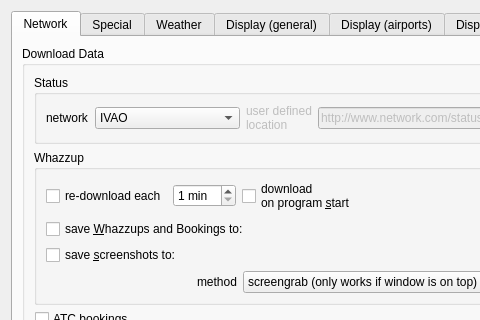
Above: src/PreferencesDialog.ui from qutescoop/qutescoop before the change; both pictures show x 0 to 480 and y 0 to 320 of the 1007 by 719 pixel window. Below: the same form after it.
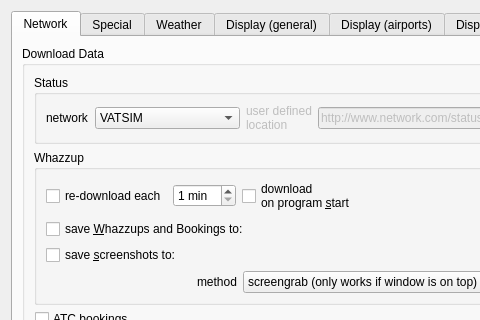
That is the form after the change. Icons and pictures are not drawn.

Commit message:
[!!!][FEATURE] Add new VATSIM Format, drop IVAO support (#28)
Kudos and thanks to @Luca0208!

Fixes #25

* Adjust pilots + controllers to the new format
* Fix prefiles for the new format
* Determine controller position by averaging the points of the sector
* Correctly load booked controllers
* Fix timewarp
  *sings* Let's do the timewarp again ;) ;)

* Remove IVAO references
* Properly calculate the center of a sector
* Fix preferences dialog
* [BUGFIX] enable/disable user defined network URL on dialog creation
* [TASK] const all the things

Patch:
```diff
--- a/src/PreferencesDialog.ui
+++ b/src/PreferencesDialog.ui
@@ -61,11 +61,6 @@
                <property name="currentIndex">
                 <number>0</number>
                </property>
-               <item>
-                <property name="text">
-                 <string>IVAO</string>
-                </property>
-               </item>
                <item>
                 <property name="text">
                  <string>VATSIM</string>
```
The commit also changes 16 other files.
